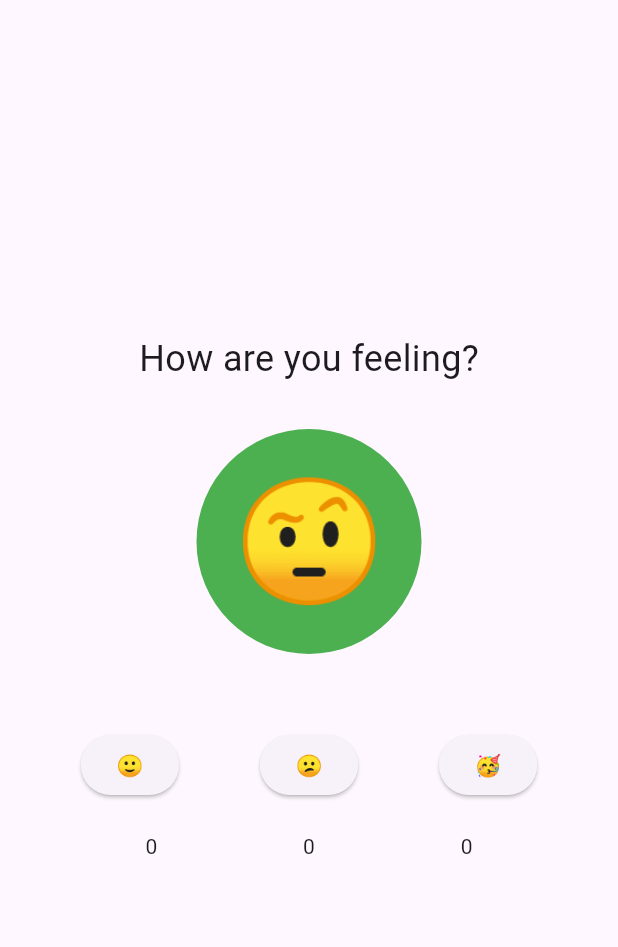
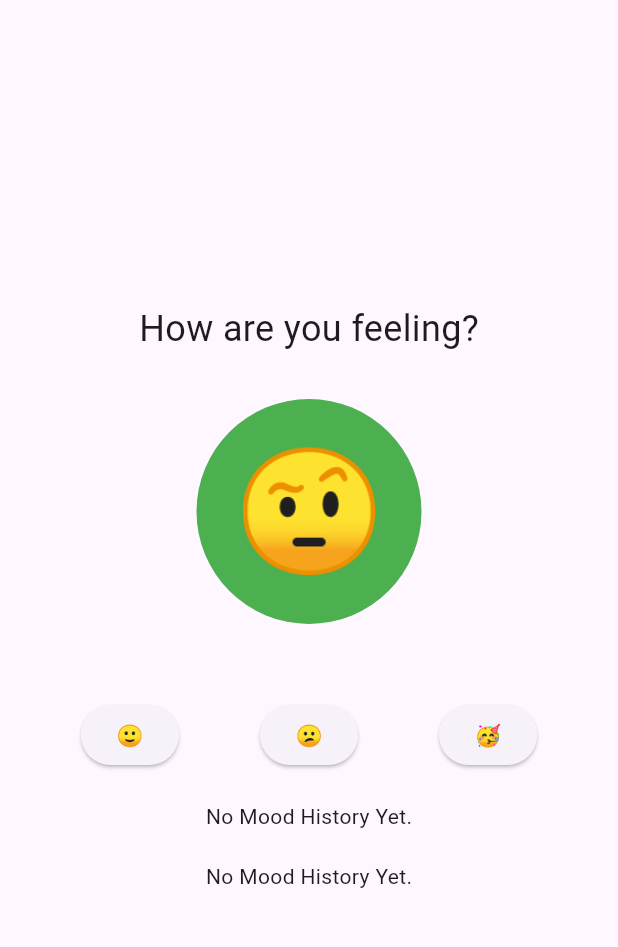
Before and after one commit to SobbingSoprano/inclass7, a Flutter app: the screen it shows after launch, on a phone screen of 412 x 824 dp, the part 63-1010 px from its top. Run offline on Flutter 3.47's test engine with Material 3 defaults, Android fonts, the phone set to English and light mode, and no system bars.

Commit message:
made slight adjusments to moodmodel to incoporate Mood History

```diff
--- a/lib/main.dart
+++ b/lib/main.dart
@@ -7,16 +7,29 @@ void main() {
   );
 }
 
-// Mood Model - The "Brain" of our app
 class MoodModel with ChangeNotifier {
   String _currentMood = '🤨';
   String get currentMood => _currentMood;
+
   Color _backgroundColor = Colors.green;
+  Color get backgroundColor => _backgroundColor;
+
   final Map<String, int> _moodCounter = {"happy": 0, "sad": 0, "excited": 0};
+  Map<String,int> get moodCounter => _moodCounter;
+
+  final List<String> _moodHistory = [];
+  List<String> get moodHistory => List.unmodifiable(_moodHistory);
+
+  void _addToHistory(String mood) {
+    _moodHistory.add(mood);
+    if (_moodHistory.length > 3) _moodHistory.removeAt(0);
+  }
+
   void setHappy() {
     _currentMood = '🙂';
     _backgroundColor = Colors.yellow;
     _moodCounter["happy"] = (_moodCounter["happy"] ?? 0) + 1;
+    _addToHistory('🙂');
     notifyListeners();
   }
 
@@ -24,6 +37,7 @@ class MoodModel with ChangeNotifier {
     _currentMood = '😕';
     _backgroundColor = Colors.blue;
     _moodCounter["sad"] = (_moodCounter["sad"] ?? 0) + 1;
+    _addToHistory('😕');
     notifyListeners();
   }
 
@@ -31,9 +45,11 @@ class MoodModel with ChangeNotifier {
     _currentMood = '🥳';
     _backgroundColor = Colors.orange;
     _moodCounter["excited"] = (_moodCounter["excited"] ?? 0) + 1;
+    _addToHistory('🥳');
     notifyListeners();
   }
 }
+
 
 // Main App Widget
 class MyApp extends StatelessWidget {
@@ -64,6 +80,8 @@ class HomePage extends StatelessWidget {
             MoodButtons(),
             SizedBox(height: 20),
             MoodCounter(),
+            SizedBox(height: 20),
+            MoodHistory(),
           ],
         ),
       ),
@@ -127,6 +145,9 @@ class MoodCounter extends StatelessWidget {
   Widget build(BuildContext context) {
     return Consumer<MoodModel>(
       builder: (context, moodModel, child) {
+         if (moodModel.moodHistory.isEmpty) {
+          return Text('No Mood History Yet.');
+        }
         return Row(
           mainAxisAlignment: MainAxisAlignment.spaceEvenly,
           children: [
@@ -139,3 +160,24 @@ class MoodCounter extends StatelessWidget {
     );
   }
 }
+class MoodHistory extends StatelessWidget {
+  @override
+  Widget build(BuildContext context) {
+    return Consumer<MoodModel>(
+      builder: (context, moodModel, child) {
+        if (moodModel.moodHistory.isEmpty) {
+          return Text('No Mood History Yet.');
+        }
+        return Row(
+          mainAxisAlignment: MainAxisAlignment.center,
+          children: moodModel.moodHistory
+              .map((mood) => Padding(
+                    padding: const EdgeInsets.symmetric(horizontal: 8.0),
+                    child: Text(mood, style: TextStyle(fontSize: 40)),
+                  ))
+              .toList(),
+        );
+      },
+    );
+  }
+}
```
